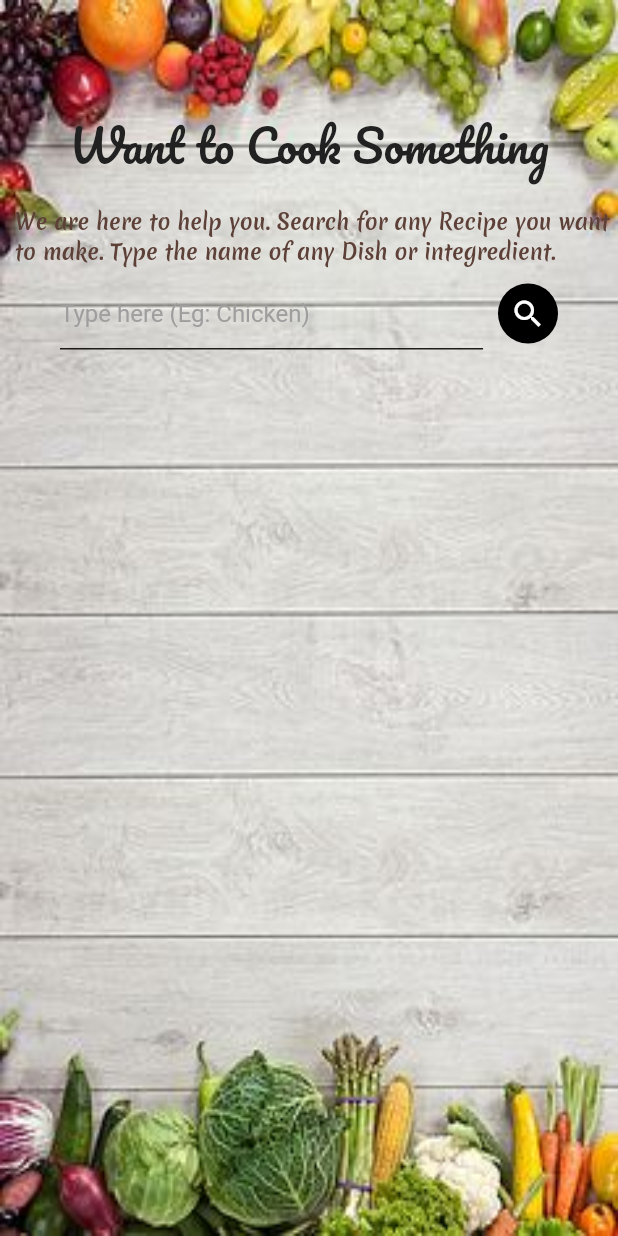
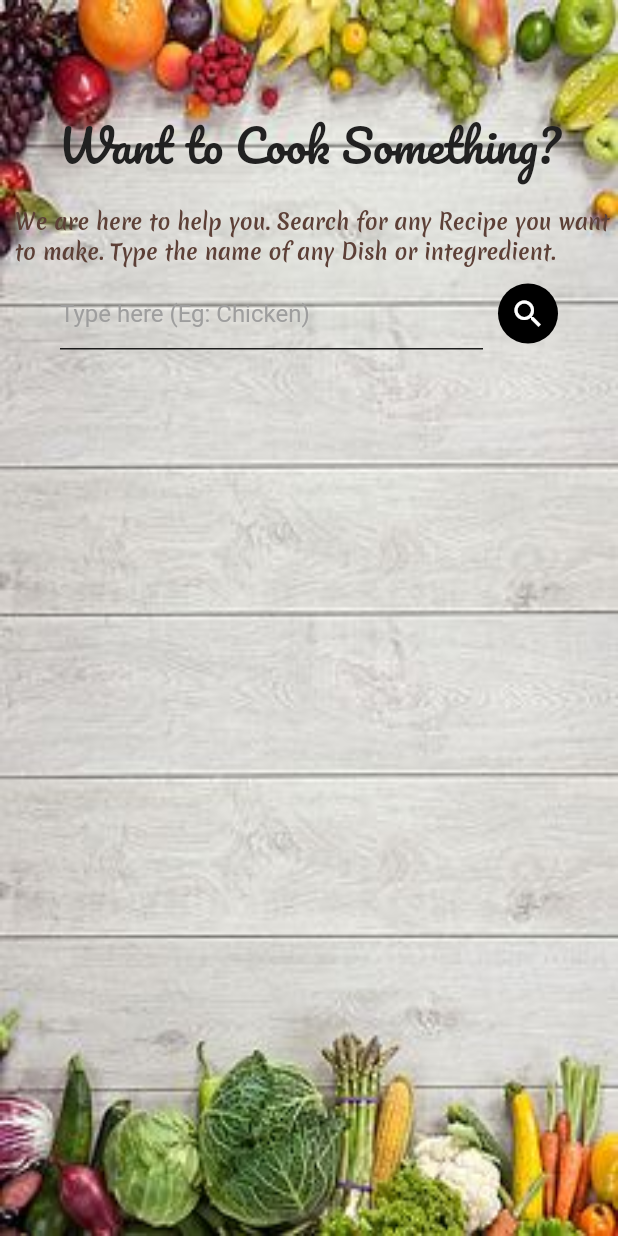
Before and after one commit to anshul19912/recipe_app, a Flutter app: the FirstPage screen opened directly, on a phone screen of 412 x 824 dp. Run offline on Flutter 3.47's test engine with Material 2 defaults, Android fonts, the phone set to English and light mode, and no system bars.

Commit message:
final commit

```diff
--- a/lib/screens/firstpage.dart
+++ b/lib/screens/firstpage.dart
@@ -134,7 +134,7 @@ class _FirstPageState extends State<FirstPage> {
               children: [
                 SizedBox(height: 70),
                 Text(
-                  "Want to Cook Something",
+                  "Want to Cook Something?",
                   style: TextStyle(
                       fontFamily: "Pacifico",
                       color: Colors.grey.shade900,
```
